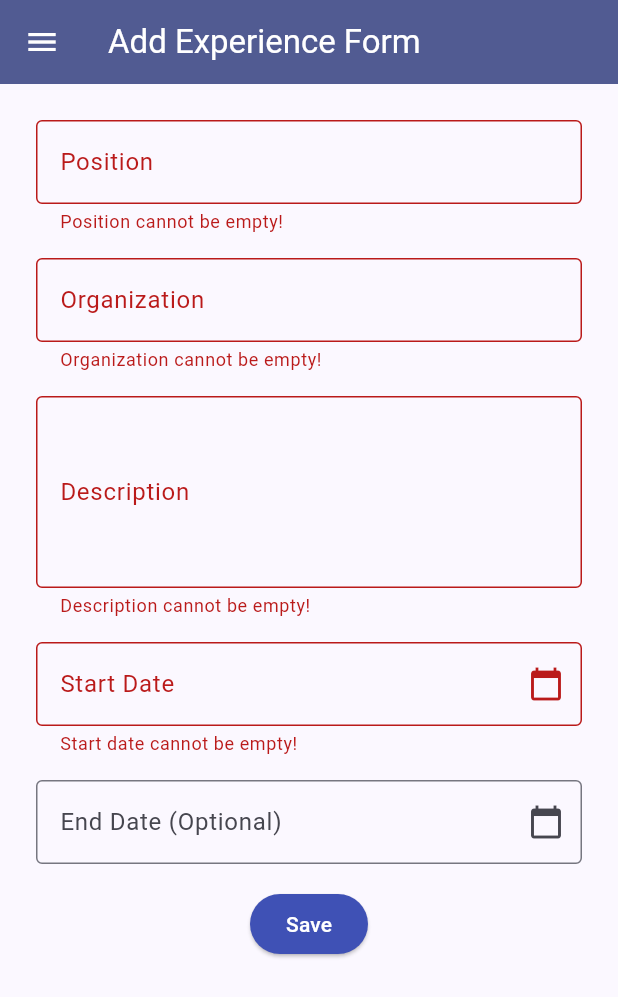
After one commit to aallpann/myportofolio_mobile, a Flutter app: the ExperienceFormPage screen opened directly, after a tap on "Save", on a phone screen of 412 x 824 dp. The commit adds this screen. Shown: the top 997 px of the screen. Run offline on Flutter 3.47's test engine with Material 3 defaults, Android fonts, the phone set to English and light mode, and no system bars.

Commit message:
feat: complete Individual Assignment 8 Experience Form

```diff
--- /dev/null
+++ b/lib/screens/experience_form.dart
@@ -0,0 +1,227 @@
+import 'package:flutter/material.dart';
+import 'package:myportofolio_mobile/widgets/left_drawer.dart';
+
+class ExperienceFormPage extends StatefulWidget {
+  const ExperienceFormPage({super.key});
+
+  @override
+  State<ExperienceFormPage> createState() => _ExperienceFormPageState();
+}
+
+class _ExperienceFormPageState extends State<ExperienceFormPage> {
+  final _formKey = GlobalKey<FormState>();
+
+  String _position = '';
+  String _organization = '';
+  String _description = '';
+
+  DateTime? _startDate;
+  DateTime? _endDate;
+
+  String formatDate(DateTime? date) {
+    if (date == null) return '';
+    return '${date.day}/${date.month}/${date.year}';
+  }
+
+  Future<void> _selectDate(BuildContext context, bool isStartDate) async {
+    final DateTime? picked = await showDatePicker(
+      context: context,
+      initialDate: isStartDate
+          ? (_startDate ?? DateTime.now())
+          : (_endDate ?? _startDate ?? DateTime.now()),
+      firstDate: DateTime(2000),
+      lastDate: DateTime(2100),
+    );
+
+    if (picked != null) {
+      setState(() {
+        if (isStartDate) {
+          _startDate = picked;
+
+          if (_endDate != null && _endDate!.isBefore(picked)) {
+            _endDate = null;
+          }
+        } else {
+          _endDate = picked;
+        }
+      });
+    }
+  }
+
+  void _saveExperience() {
+    if (_formKey.currentState!.validate()) {
+      showDialog(
+        context: context,
+        builder: (context) {
+          return AlertDialog(
+            title: const Text('Experience Added Successfully'),
+            content: SingleChildScrollView(
+              child: Column(
+                crossAxisAlignment: CrossAxisAlignment.start,
+                children: [
+                  Text('Posisi: $_position'),
+                  Text('Organisasi: $_organization'),
+                  Text('Deskripsi: $_description'),
+                  Text('Tanggal Mulai: ${formatDate(_startDate)}'),
+                  Text(
+                    'Tanggal Selesai: ${_endDate == null ? 'Masih berlangsung' : formatDate(_endDate)}',
+                  ),
+                ],
+              ),
+            ),
+            actions: [
+              TextButton(
+                onPressed: () {
+                  Navigator.pop(context);
+                },
+                child: const Text('OK'),
+              ),
+            ],
+          );
+        },
+      );
+    }
+  }
+
+  @override
+  Widget build(BuildContext context) {
+    return Scaffold(
+      appBar: AppBar(
+        title: const Text('Add Experience Form'),
+        backgroundColor: Theme.of(context).colorScheme.primary,
+        foregroundColor: Colors.white,
+      ),
+      drawer: const LeftDrawer(),
+      body: Form(
+        key: _formKey,
+        child: SingleChildScrollView(
+          padding: const EdgeInsets.all(16.0),
+          child: Column(
+            children: [
+              Padding(
+                padding: const EdgeInsets.all(8.0),
+                child: TextFormField(
+                  decoration: const InputDecoration(
+                    labelText: 'Position',
+                    hintText: 'Enter your position',
+                    border: OutlineInputBorder(),
+                  ),
+                  onChanged: (value) {
+                    _position = value;
+                  },
+                  validator: (value) {
+                    if (value == null || value.trim().isEmpty) {
+                      return 'Position cannot be empty!';
+                    }
+                    return null;
+                  },
+                ),
+              ),
+
+              Padding(
+                padding: const EdgeInsets.all(8.0),
+                child: TextFormField(
+                  decoration: const InputDecoration(
+                    labelText: 'Organization',
+                    hintText: 'Enter organization name',
+                    border: OutlineInputBorder(),
+                  ),
+                  onChanged: (value) {
+                    _organization = value;
+                  },
+                  validator: (value) {
+                    if (value == null || value.trim().isEmpty) {
+                      return 'Organization cannot be empty!';
+                    }
+                    return null;
+                  },
+                ),
+              ),
+
+              Padding(
+                padding: const EdgeInsets.all(8.0),
+                child: TextFormField(
+                  decoration: const InputDecoration(
+                    labelText: 'Description',
+                    hintText: 'Describe your experience',
+                    border: OutlineInputBorder(),
+                  ),
+                  maxLines: 4,
+                  onChanged: (value) {
+                    _description = value;
+                  },
+                  validator: (value) {
+                    if (value == null || value.trim().isEmpty) {
+                      return 'Description cannot be empty!';
+                    }
+                    return null;
+                  },
+                ),
+              ),
+
+              Padding(
+                padding: const EdgeInsets.all(8.0),
+                child: TextFormField(
+                  readOnly: true,
+                  decoration: const InputDecoration(
+                    labelText: 'Start Date',
+                    hintText: 'Select start date',
+                    border: OutlineInputBorder(),
+                    suffixIcon: Icon(Icons.calendar_today),
+                  ),
+                  controller: TextEditingController(
+                    text: formatDate(_startDate),
+                  ),
+                  onTap: () => _selectDate(context, true),
+                  validator: (value) {
+                    if (_startDate == null) {
+                      return 'Start date cannot be empty!';
+                    }
+                    return null;
+                  },
+                ),
+              ),
+
+              Padding(
+                padding: const EdgeInsets.all(8.0),
+                child: TextFormField(
+                  readOnly: true,
+                  decoration: const InputDecoration(
+                    labelText: 'End Date (Optional)',
+                    hintText: 'Select end date if completed',
+                    border: OutlineInputBorder(),
+                    suffixIcon: Icon(Icons.calendar_today),
+                  ),
+                  controller: TextEditingController(
+                    text: formatDate(_endDate),
+                  ),
+                  onTap: () => _selectDate(context, false),
+                  validator: (value) {
+                    if (_endDate != null &&
+                        _startDate != null &&
+                        _endDate!.isBefore(_startDate!)) {
+                      return 'End date cannot be before start date!';
+                    }
+                    return null;
+                  },
+                ),
+              ),
+
+              Padding(
+                padding: const EdgeInsets.all(8.0),
+                child: ElevatedButton(
+                  style: ElevatedButton.styleFrom(
+                    backgroundColor: Colors.indigo,
+                    foregroundColor: Colors.white,
+                  ),
+                  onPressed: _saveExperience,
+                  child: const Text('Save'),
+                ),
+              ),
+            ],
+          ),
+        ),
+      ),
+    );
+  }
+}
--- a/lib/widgets/left_drawer.dart
+++ b/lib/widgets/left_drawer.dart
@@ -1,6 +1,7 @@
 import 'package:flutter/material.dart';
 import 'package:myportofolio_mobile/screens/menu.dart';
 import 'package:myportofolio_mobile/screens/project_form.dart';
+import 'package:myportofolio_mobile/screens/experience_form.dart';
 
 class LeftDrawer extends StatelessWidget {
   const LeftDrawer({super.key});
@@ -60,6 +61,18 @@ class LeftDrawer extends StatelessWidget {
               );
             },
           ),
+          ListTile(
+            leading: const Icon(Icons.work_outline),
+            title: const Text('Add Experience'),
+            onTap: () {
+              Navigator.push(
+                context,
+                MaterialPageRoute(
+                  builder: (context) => const ExperienceFormPage(),
+                ),
+              );
+            },
+          ),
         ],
       ),
     );
```
Also changed, not shown: lib/screens/menu.dart (+8 -2 lines), lib/widgets/project_card.dart (+8 -0 lines), 1 other file.
